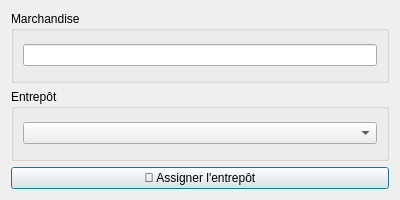
This is form/FormEntrepot.ui in Alt68719/projet_achats as Qt 5 draws it before an edit. The edited form follows.
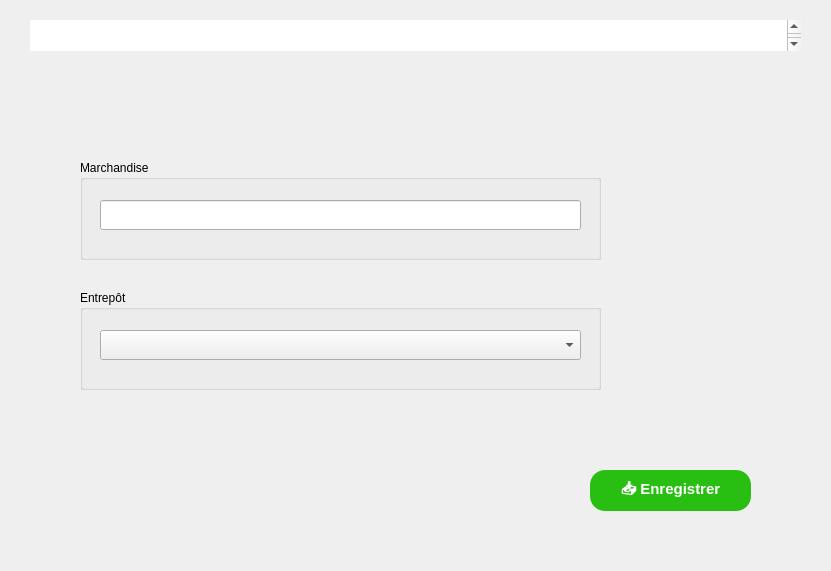
This is the edited form. Icons and pictures are not drawn.

Patch:
```diff
--- a/form/FormEntrepot.ui
+++ b/form/FormEntrepot.ui
@@ -6,53 +6,120 @@
    <rect>
     <x>0</x>
     <y>0</y>
-    <width>400</width>
-    <height>200</height>
+    <width>831</width>
+    <height>571</height>
    </rect>
   </property>
   <property name="windowTitle">
    <string>Assigner Entrepôt à une Marchandise</string>
   </property>
-  <layout class="QVBoxLayout" name="verticalLayoutMain">
+  <property name="styleSheet">
+   <string notr="true">QWidget#FormEntrepot {
+    border-image: url(&quot;C:/projet_QT/projet_achats/image000/fond02.jpg&quot;) 0 0 0 0 stretch stretch;
+}
 
-    <!-- Saisie libre de la marchandise -->
-    <item>
-     <widget class="QGroupBox" name="groupBoxMarchandise">
-      <property name="title">
-       <string>Marchandise</string>
-      </property>
-      <layout class="QVBoxLayout" name="verticalLayoutMarchandise">
-       <item>
-        <widget class="QLineEdit" name="lineEditMarchandise"/>
-       </item>
-      </layout>
-     </widget>
-    </item>
 
-    <!-- Sélection de l'entrepôt -->
-    <item>
-     <widget class="QGroupBox" name="groupBoxEntrepot">
-      <property name="title">
-       <string>Entrepôt</string>
-      </property>
-      <layout class="QVBoxLayout" name="verticalLayoutEntrepot">
-       <item>
-        <widget class="QComboBox" name="comboBoxEntrepot"/>
-       </item>
-      </layout>
-     </widget>
-    </item>
-
-    <!-- Bouton Assigner -->
-    <item>
-     <widget class="QPushButton" name="btnAjouter">
-      <property name="text">
-       <string>📝 Assigner l'entrepôt</string>
-      </property>
-     </widget>
-    </item>
-
-  </layout>
+</string>
+  </property>
+  <widget class="QGroupBox" name="groupBoxMarchandise">
+   <property name="geometry">
+    <rect>
+     <x>80</x>
+     <y>160</y>
+     <width>521</width>
+     <height>100</height>
+    </rect>
+   </property>
+   <property name="title">
+    <string>Marchandise</string>
+   </property>
+   <widget class="QLineEdit" name="lineEditMarchandise">
+    <property name="geometry">
+     <rect>
+      <x>20</x>
+      <y>40</y>
+      <width>481</width>
+      <height>30</height>
+     </rect>
+    </property>
+   </widget>
+  </widget>
+  <widget class="QGroupBox" name="groupBoxEntrepot">
+   <property name="geometry">
+    <rect>
+     <x>80</x>
+     <y>290</y>
+     <width>521</width>
+     <height>100</height>
+    </rect>
+   </property>
+   <property name="title">
+    <string>Entrepôt</string>
+   </property>
+   <widget class="QComboBox" name="comboBoxEntrepot">
+    <property name="geometry">
+     <rect>
+      <x>20</x>
+      <y>40</y>
+      <width>481</width>
+      <height>30</height>
+     </rect>
+    </property>
+   </widget>
+  </widget>
+  <widget class="QPushButton" name="btnAjouter">
+   <property name="geometry">
+    <rect>
+     <x>590</x>
+     <y>470</y>
+     <width>161</width>
+     <height>41</height>
+    </rect>
+   </property>
+   <property name="styleSheet">
+    <string notr="true">QPushButton {
+background-color: #29bf12;
+border-radius: 15px;
+border: none;
+padding: 10px 20px;
+color: white;
+font-size: 15px;
+font-weight: bold;
+}</string>
+   </property>
+   <property name="text">
+    <string>📥 Enregistrer</string>
+   </property>
+  </widget>
+  <widget class="QTextBrowser" name="textBrowser">
+   <property name="geometry">
+    <rect>
+     <x>10</x>
+     <y>10</y>
+     <width>811</width>
+     <height>51</height>
+    </rect>
+   </property>
+   <property name="styleSheet">
+    <string notr="true">QTextBrowser {
+    border-image: url(&quot;C:/projet_QT/projet_achats/image000/fond03.jpg&quot;) 0 0 0 0 stretch stretch;
+    border: none;
+    padding: 10px 20px;
+    color: white;
+    font-weight: bold;
+}</string>
+   </property>
+   <property name="html">
+    <string>&lt;!DOCTYPE HTML PUBLIC &quot;-//W3C//DTD HTML 4.0//EN&quot; &quot;http://www.w3.org/TR/REC-html40/strict.dtd&quot;&gt;
+&lt;html&gt;&lt;head&gt;&lt;meta name=&quot;qrichtext&quot; content=&quot;1&quot; /&gt;&lt;meta charset=&quot;utf-8&quot; /&gt;&lt;style type=&quot;text/css&quot;&gt;
+p, li { white-space: pre-wrap; }
+hr { height: 1px; border-width: 0; }
+li.unchecked::marker { content: &quot;\2610&quot;; }
+li.checked::marker { content: &quot;\2612&quot;; }
+&lt;/style&gt;&lt;/head&gt;&lt;body style=&quot; font-family:'Segoe UI'; font-size:9pt; font-weight:700; font-style:normal;&quot;&gt;
+&lt;p style=&quot; margin-top:0px; margin-bottom:0px; margin-left:0px; margin-right:0px; -qt-block-indent:0; text-indent:0px;&quot;&gt;&lt;span style=&quot; font-size:20pt;&quot;&gt;Attribution à l'Entrepôt&lt;/span&gt;&lt;/p&gt;&lt;/body&gt;&lt;/html&gt;</string>
+   </property>
+  </widget>
  </widget>
  <resources/>
  <connections/>
```
